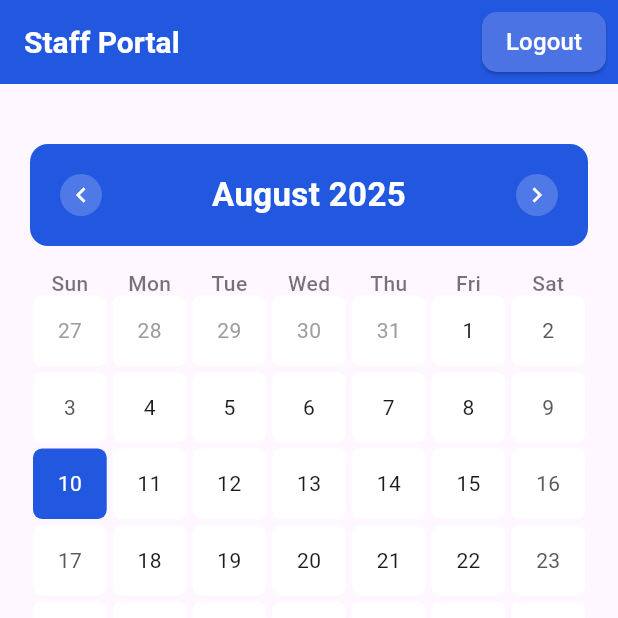
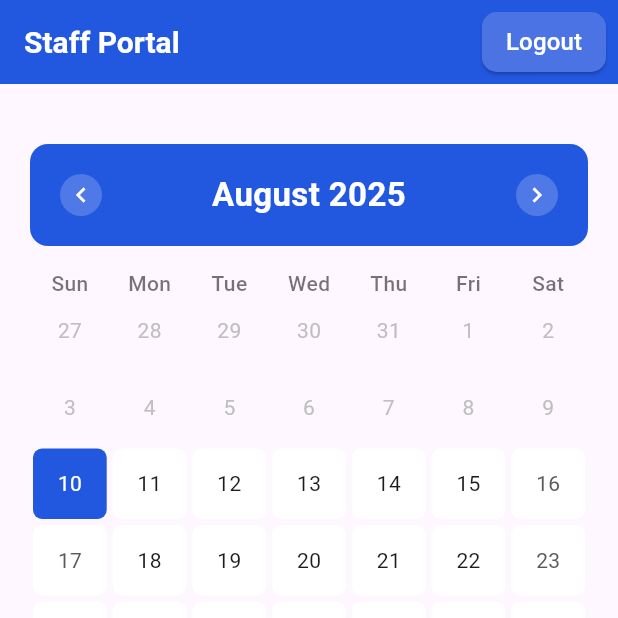
Before and after one commit to Bavlyy-Ramy/BookedIn_flutter, a Flutter app: the StaffPortal screen opened by its route, on a phone screen of 412 x 824 dp, the top half of it. Run offline on Flutter 3.47's test engine with Material 3 defaults, Android fonts, the phone set to English and light mode, and no system bars; drawn by our look-alikes of table_calendar; our stand-ins replace font_awesome_flutter, google_fonts.

Commit message:
Calendar Bug fixed

```diff
--- a/lib/features/staff user/presentation/pages/staff_portal.dart
+++ b/lib/features/staff user/presentation/pages/staff_portal.dart
@@ -125,7 +125,7 @@ class _StaffPortalState extends State<StaffPortal> {
 
         return TableCalendar(
           focusedDay: today,
-          firstDay: DateTime.utc(2010, 10, 16),
+          firstDay: today,
           lastDay: DateTime.utc(2030, 10, 16),
           onDaySelected: _onDaySelected,
           selectedDayPredicate: (day) => isSameDay(day, today),
```
Also changed, not shown: 1 other file.
